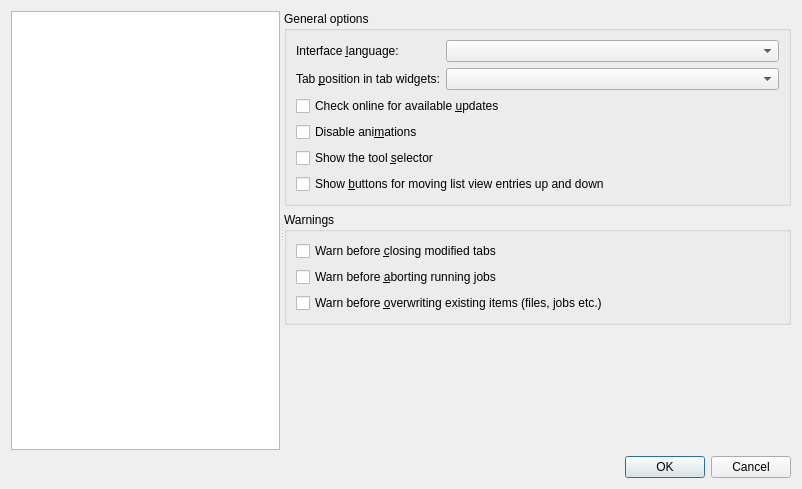
The window that src/mkvtoolnix-gui/forms/main_window/preferences_dialog.ui (jpsdr/MKVToolnix-Windows-7) describes before a commit, drawn with Qt 5.
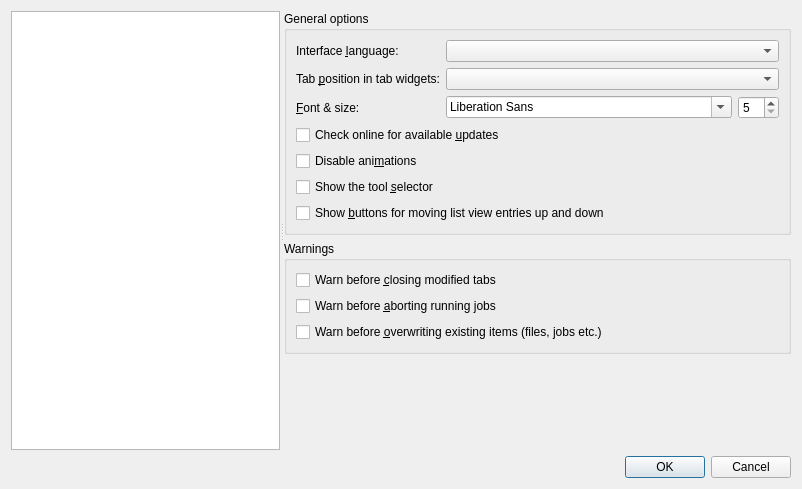
The same window after the commit. The open tabs and pages were chosen to show the change. Icons and pictures are not drawn. Custom widgets are drawn as their Qt base class.

Commit message: GUI: provide font family/size selectors for GUI's font in preferences

```diff
--- a/src/mkvtoolnix-gui/forms/main_window/preferences_dialog.ui
+++ b/src/mkvtoolnix-gui/forms/main_window/preferences_dialog.ui
@@ -117,6 +117,37 @@
                </property>
               </widget>
              </item>
+             <item row="2" column="0">
+              <widget class="QLabel" name="label_12">
+               <property name="text">
+                <string>&amp;Font &amp;&amp; size:</string>
+               </property>
+               <property name="buddy">
+                <cstring>fcbGuiFontFamily</cstring>
+               </property>
+              </widget>
+             </item>
+             <item row="2" column="1">
+              <layout class="QHBoxLayout" name="horizontalLayout_10">
+               <item>
+                <widget class="QFontComboBox" name="fcbGuiFontFamily">
+                 <property name="sizePolicy">
+                  <sizepolicy hsizetype="MinimumExpanding" vsizetype="Fixed">
+                   <horstretch>0</horstretch>
+                   <verstretch>0</verstretch>
+                  </sizepolicy>
+                 </property>
+                </widget>
+               </item>
+               <item>
+                <widget class="QSpinBox" name="sbGuiFontPointSize">
+                 <property name="minimum">
+                  <number>5</number>
+                 </property>
+                </widget>
+               </item>
+              </layout>
+             </item>
             </layout>
            </item>
            <item>
```
Left out of the diff: 24 changed lines with no effect on the pictures. The commit also changes 8 other files.
